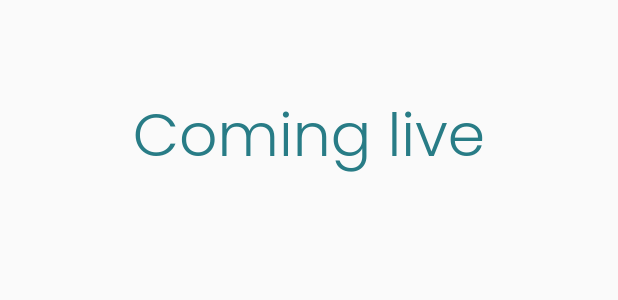
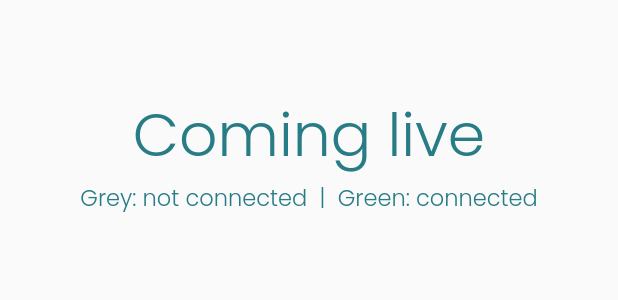
Before and after one commit to yyj-02/castaway-frontend, a Flutter app: the LivePage widget shown alone on an empty page, opened directly, on a phone screen of 412 x 824 dp. Shown: the top 300 px of the screen. Run offline on Flutter 3.47's test engine with Material 2 defaults, Android fonts, the phone set to English and light mode, and no system bars; our stand-ins replace audio_video_progress_bar, audioplayers, carousel_slider, dio, file_picker, image_picker and 6 more; missing offline and left inert: flutter_sound, record; accounts and stored records are empty; network calls fail.

Commit message:
Text additions

```diff
--- a/lib/Livepage.dart
+++ b/lib/Livepage.dart
@@ -39,6 +39,11 @@ class _LivePageState extends State<LivePage> {
                 color: Color(0xffb257a84),
                 fontSize: 40,
               )),
+          const Text("Grey: not connected  |  Green: connected",
+              style: TextStyle(
+                color: Color(0xffb257a84),
+                fontSize: 15,
+              )),
           ListView(
             shrinkWrap: true,
             physics: const ScrollPhysics(),
```
